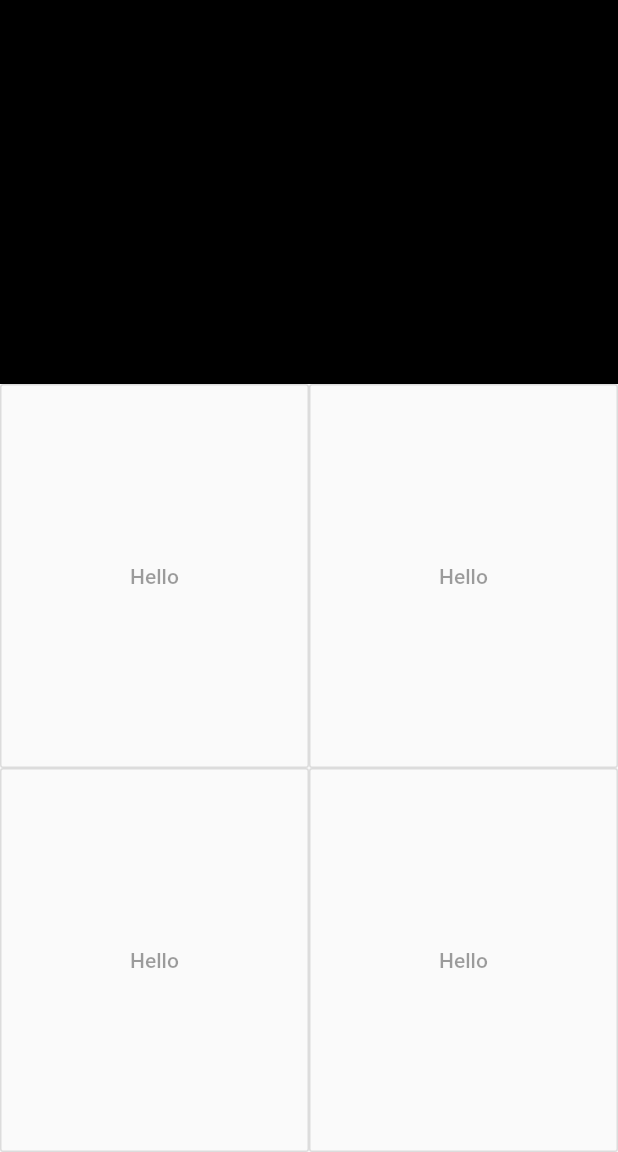
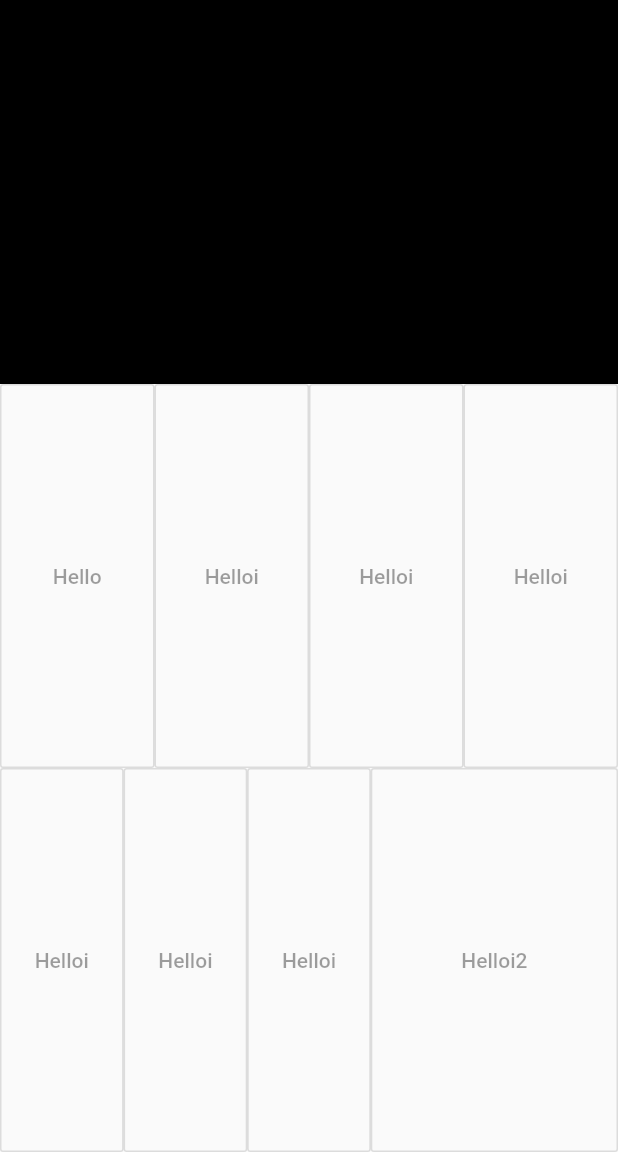
Before and after one commit to yli-yasir/flutter-calculator, a Flutter app: the screen it shows after launch, on a phone screen of 412 x 824 dp, the part 84-1236 px from its top. Run offline on Flutter 3.47's test engine with Material 2 defaults, Android fonts, the phone set to English and light mode, and no system bars.

Commit message:
make keyboard widget

```diff
--- a/lib/key_pad.dart
+++ /dev/null
@@ -1,33 +0,0 @@
-import 'package:flutter/material.dart';
-
-class KeyPad extends StatefulWidget {
-  @override
-  KeyPadState createState() => KeyPadState();
-}
-
-final buttons = <Widget>[
-  Flexible(
-      flex: 1, fit: FlexFit.tight, child: OutlineButton(child: Text('Hello'))),
-  Flexible(
-      flex: 1, fit: FlexFit.tight, child: OutlineButton(child: Text('Hello')))
-];
-
-class KeyPadState extends State<KeyPad> {
-  @override
-  Widget build(BuildContext context) {
-    return Column(
-      children: <Widget>[
-        Flexible(
-            fit: FlexFit.tight,
-            child: Row(
-                crossAxisAlignment: CrossAxisAlignment.stretch,
-                children: buttons)),
-        Flexible(
-            fit: FlexFit.tight,
-            child: Row(
-                crossAxisAlignment: CrossAxisAlignment.stretch,
-                children: buttons)),
-      ],
-    );
-  }
-}
--- /dev/null
+++ b/lib/keyboard.dart
@@ -0,0 +1,33 @@
+import 'package:flutter/material.dart';
+
+class Keyboard extends StatelessWidget {
+  final int columnCount;
+  final List<Widget> buttons;
+
+  Keyboard({this.buttons, this.columnCount});
+
+  @override
+  Widget build(BuildContext context) {
+    final List<Widget> flexibleRows = _makeRows();
+
+    return Column(
+      children: flexibleRows,
+    );
+  }
+
+  int get rowCount => (buttons.length / columnCount).ceil();
+
+  List<Widget> _makeRows() {
+    final flexibleRows = <Widget>[];
+    for (int i = 0; i < rowCount; i++) {
+      final rowChildren =
+          buttons.skip(i * columnCount).take(columnCount).toList();
+      flexibleRows.add(Flexible(
+          fit: FlexFit.tight,
+          child: Row(
+              crossAxisAlignment: CrossAxisAlignment.stretch,
+              children: rowChildren)));
+    }
+    return flexibleRows;
+  }
+}
--- a/lib/main.dart
+++ b/lib/main.dart
@@ -1,5 +1,5 @@
 import 'package:flutter/material.dart';
-import 'key_pad.dart';
+import 'keyboard.dart';
 
 void main() {
   runApp(Calculator());
@@ -38,6 +38,19 @@ class HomeScreen extends StatefulWidget {
 }
 
 class _HomeScreenState extends State<HomeScreen> {
+  final buttons = <Widget>[
+    Flexible(fit: FlexFit.tight, child: OutlineButton(child: Text('Hello'))),
+    Flexible(fit: FlexFit.tight, child: OutlineButton(child: Text('Helloi'))),
+    Flexible(fit: FlexFit.tight, child: OutlineButton(child: Text('Helloi'))),
+    Flexible(fit: FlexFit.tight, child: OutlineButton(child: Text('Helloi'))),
+    Flexible(fit: FlexFit.tight, child: OutlineButton(child: Text('Helloi'))),
+    Flexible(fit: FlexFit.tight, child: OutlineButton(child: Text('Helloi'))),
+    Flexible(fit: FlexFit.tight, child: OutlineButton(child: Text('Helloi'))),
+    Flexible(
+        flex: 2,
+        fit: FlexFit.tight,
+        child: OutlineButton(child: Text('Helloi2')))
+  ];
   @override
   Widget build(BuildContext context) {
     return MaterialApp(
@@ -62,7 +75,10 @@ class _HomeScreenState extends State<HomeScreen> {
                     flex: 1,
                     fit: FlexFit.tight,
                     child: Container(color: Colors.black)),
-                Flexible(flex: 2, fit: FlexFit.tight, child: KeyPad())
+                Flexible(
+                    flex: 2,
+                    fit: FlexFit.tight,
+                    child: Keyboard(columnCount: 4, buttons: buttons))
               ],
             )));
   }
```
